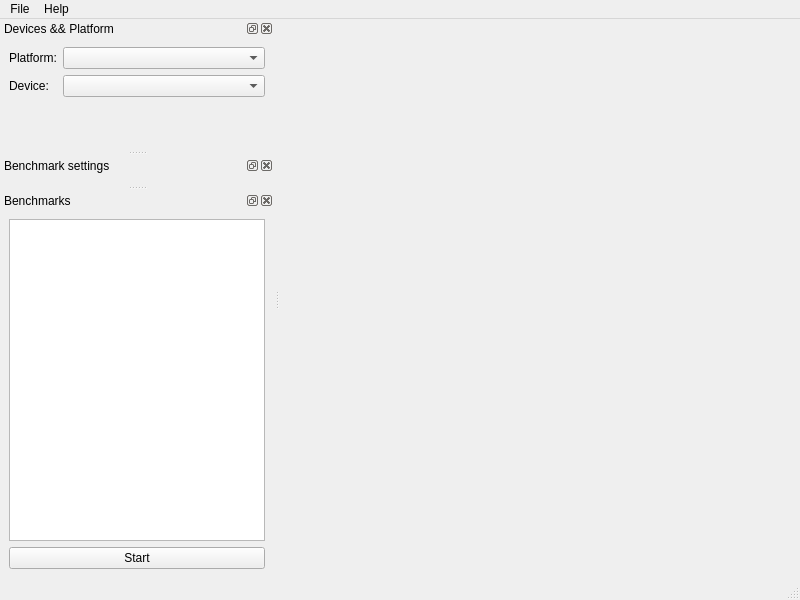
Qt form main_window.ui (BartVolkaerts/OpenCL-Benchmark) before a commit.
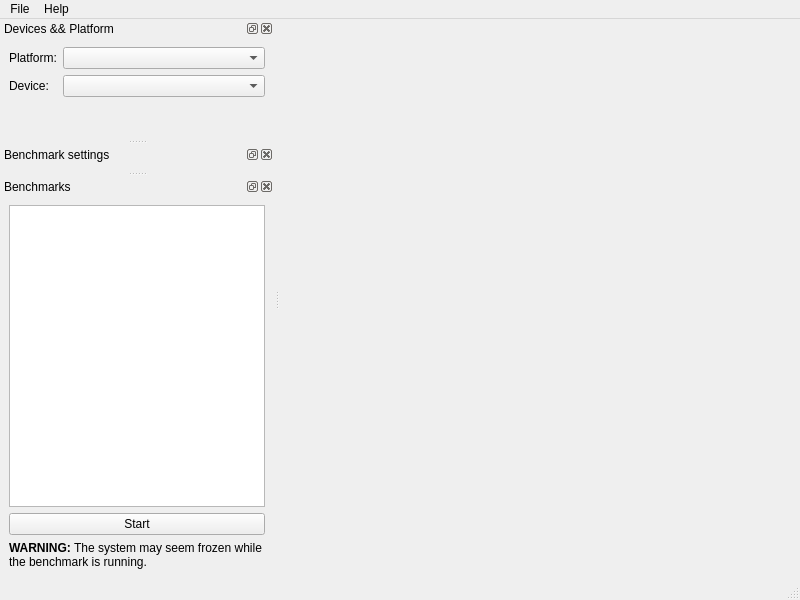
The same form after that commit.

Commit message: Made layout nicer: Added WARNING, wait cursor, widget lock while a benchmark is running.

Diff of the .ui file:
```diff
--- a/main_window.ui
+++ b/main_window.ui
@@ -97,6 +97,20 @@
        </property>
       </widget>
      </item>
+     <item>
+      <widget class="QLabel" name="warningLabel">
+       <property name="text">
+        <string>&lt;!DOCTYPE HTML PUBLIC &quot;-//W3C//DTD HTML 4.0//EN&quot; &quot;http://www.w3.org/TR/REC-html40/strict.dtd&quot;&gt;
+&lt;html&gt;&lt;head&gt;&lt;meta name=&quot;qrichtext&quot; content=&quot;1&quot; /&gt;&lt;style type=&quot;text/css&quot;&gt;
+p, li { white-space: pre-wrap; }
+&lt;/style&gt;&lt;/head&gt;&lt;body style=&quot; font-family:'Sans Serif'; font-size:9pt; font-weight:400; font-style:normal;&quot;&gt;
+&lt;p style=&quot; margin-top:0px; margin-bottom:0px; margin-left:0px; margin-right:0px; -qt-block-indent:0; text-indent:0px;&quot;&gt;&lt;span style=&quot; font-weight:600;&quot;&gt;WARNING:&lt;/span&gt; The system may seem frozen while the benchmark is running.&lt;/p&gt;&lt;/body&gt;&lt;/html&gt;</string>
+       </property>
+       <property name="wordWrap">
+        <bool>true</bool>
+       </property>
+      </widget>
+     </item>
     </layout>
    </widget>
   </widget>
```
Left out of the diff: 2 changed lines with no effect on the pictures. The commit also changes 3 other files.
